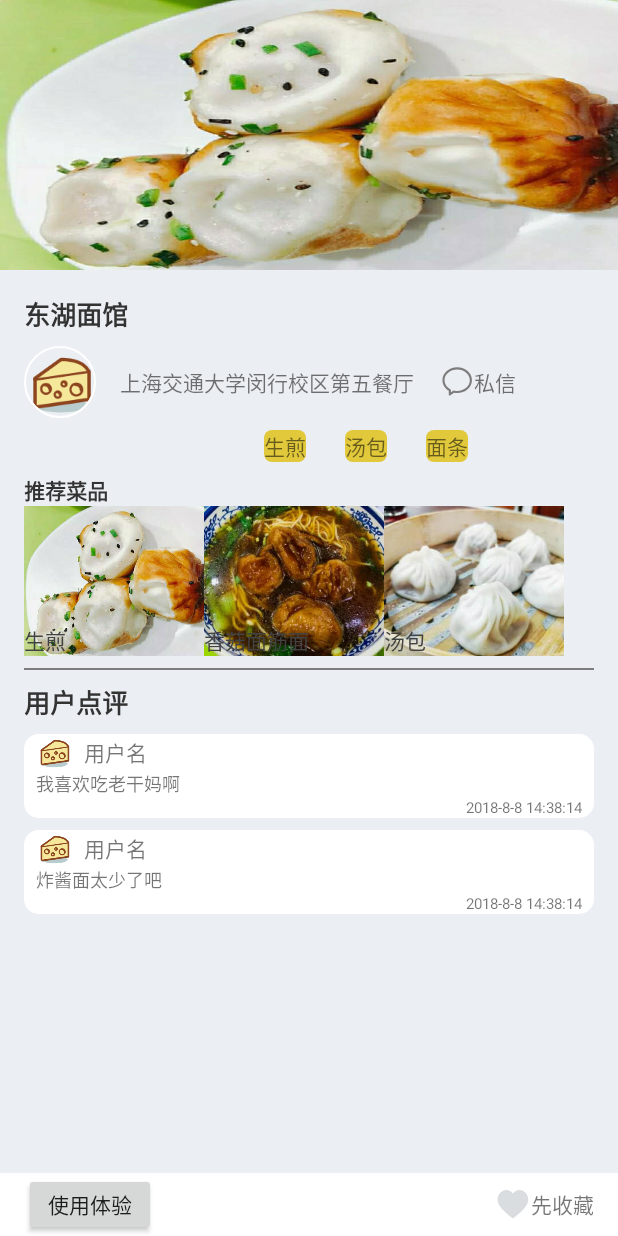
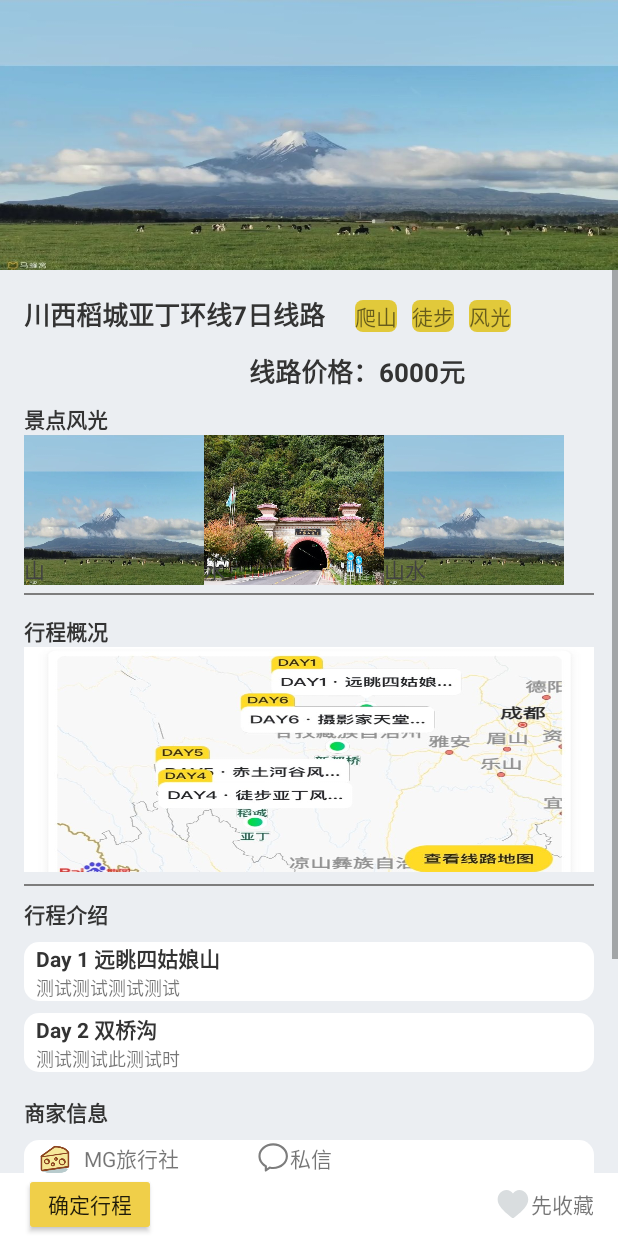
Before and after one commit to f1amingo/ATour, an Android app: the TourDetailsActivity screen opened directly, with no data from a screen before it, on a phone screen of 412 x 824 dp. Run offline under Robolectric (Android 15) with nearby library versions, the phone set to English and light mode, and no system bars; our stand-ins replace CircleImageView; libraries missing offline, so code that uses them is left out: com.facebook.drawee; plain views replace RoundedImageView.

Commit message:
tourdetails  demo

```diff
--- a/app/src/main/res/layout/activity_tour_details.xml
+++ b/app/src/main/res/layout/activity_tour_details.xml
@@ -8,7 +8,7 @@
     <LinearLayout
         android:layout_width="match_parent"
         android:layout_height="180dp"
-        android:background="@drawable/restaurant"
+        android:background="@drawable/tourdemo"
         android:orientation="vertical">
 
         <LinearLayout
@@ -18,70 +18,6 @@
             android:layout_marginTop="@dimen/dp_16"
             android:paddingLeft="@dimen/dp_16"
             android:paddingRight="@dimen/dp_16">
-
-            <!--            <RelativeLayout-->
-            <!--                android:layout_width="0dp"-->
-            <!--                android:layout_height="match_parent"-->
-            <!--                android:layout_weight="1"-->
-            <!--                android:orientation="vertical">-->
-            <!--            </RelativeLayout>-->
-            <!--                <TextView-->
-            <!--                    style="@style/DocDetailsItemTitle"-->
-            <!--                    android:layout_width="wrap_content"-->
-            <!--                    android:layout_height="wrap_content"-->
-            <!--                    android:lines="2"-->
-            <!--                    android:text="这个位置是资料标题，字数这么多应该够的吧" />-->
-
-            <!--                <LinearLayout-->
-            <!--                    android:layout_width="wrap_content"-->
-            <!--                    android:layout_height="wrap_content"-->
-            <!--                    android:layout_alignParentBottom="true">-->
-
-            <!--                    <TextView-->
-            <!--                        android:layout_width="wrap_content"-->
-            <!--                        android:layout_height="wrap_content"-->
-            <!--                        android:layout_marginRight="16dp"-->
-            <!--                        android:background="@drawable/z_shape_doc_tag"-->
-            <!--                        android:paddingBottom="4dp"-->
-            <!--                        android:paddingLeft="8dp"-->
-            <!--                        android:paddingRight="8dp"-->
-            <!--                        android:paddingTop="4dp"-->
-            <!--                        android:text="标签一" />-->
-
-            <!--                    <TextView-->
-            <!--                        android:layout_width="wrap_content"-->
-            <!--                        android:layout_height="wrap_content"-->
-            <!--                        android:layout_marginRight="16dp"-->
-            <!--                        android:background="@drawable/z_shape_doc_tag"-->
-            <!--                        android:paddingBottom="4dp"-->
-            <!--                        android:paddingLeft="8dp"-->
-            <!--                        android:paddingRight="8dp"-->
-            <!--                        android:paddingTop="4dp"-->
-            <!--                        android:text="标签二" />-->
-
-            <!--                    <TextView-->
-            <!--                        android:layout_width="wrap_content"-->
-            <!--                        android:layout_height="wrap_content"-->
-            <!--                        android:background="@drawable/z_shape_doc_tag"-->
-            <!--                        android:paddingBottom="4dp"-->
-            <!--                        android:paddingLeft="8dp"-->
-            <!--                        android:paddingRight="8dp"-->
-            <!--                        android:paddingTop="4dp"-->
-            <!--                        android:text="标签三" />-->
-
-            <!--                </LinearLayout>-->
-
-
-
-            <!--            <com.makeramen.roundedimageview.RoundedImageView-->
-            <!--                android:layout_width="80dp"-->
-            <!--                android:layout_height="80dp"-->
-            <!--                android:layout_marginLeft="@dimen/dp_16"-->
-            <!--                android:background="@drawable/z_radius_10_white"-->
-            <!--                android:src="@drawable/ic_book_placeholder"-->
-            <!--                app:riv_border_color="@color/white_parent"-->
-            <!--                app:riv_border_width="1dp"-->
-            <!--                app:riv_corner_radius="5dp" />-->
 
         </LinearLayout>
 
@@ -98,76 +34,56 @@
             android:layout_height="match_parent"
             android:orientation="vertical"
             android:padding="@dimen/dp_16">
-
+            <LinearLayout
+                android:layout_width="match_parent"
+                android:layout_height="30dp"
+                >
             <TextView
                 style="@style/DocDetailsItemTitle"
                 android:layout_width="wrap_content"
                 android:layout_height="wrap_content"
-                android:text="东湖面馆">
+                android:text="川西稻城亚丁环线7日线路">
             </TextView>
+
+                <TextView
+                    android:layout_width="wrap_content"
+                    android:layout_height="wrap_content"
+                    android:layout_marginLeft="20dp"
+                    android:background="@drawable/z_shape_person_tag"
+                    android:text="爬山" />
+
+                <TextView
+                    android:layout_width="wrap_content"
+                    android:layout_height="wrap_content"
+                    android:layout_marginLeft="10dp"
+                    android:background="@drawable/z_shape_person_tag"
+                    android:text="徒步" />
+
+                <TextView
+                    android:layout_width="wrap_content"
+                    android:layout_height="wrap_content"
+                    android:layout_marginLeft="10dp"
+                    android:background="@drawable/z_shape_person_tag"
+                    android:text="风光" />
+            </LinearLayout>
             <LinearLayout
                 android:layout_width="match_parent"
                 android:layout_height="wrap_content"
                 android:layout_marginTop="8dp"
                 android:gravity="center_vertical">
 
-                <de.hdodenhof.circleimageview.CircleImageView
-                    android:layout_width="48dp"
-                    android:layout_height="48dp"
-                    android:src="@drawable/ic_cheese"
-                    app:civ_border_color="@color/white"
-                    app:civ_border_width="1dp" />
+
 
                 <TextView
+                    style="@style/DocDetailsItemTitle"
                     android:layout_width="wrap_content"
                     android:layout_height="wrap_content"
-                    android:layout_marginLeft="@dimen/dp_16"
+                    android:layout_marginLeft="150dp"
                     android:layout_marginRight="@dimen/dp_16"
-                    android:text="上海交通大学闵行校区第五餐厅" />
-                <ImageView
-                    android:id="@+id/z_img_chat_docDetails"
-                    android:layout_width="wrap_content"
-                    android:layout_height="wrap_content"
-                    android:src="@drawable/ic_chat" />
-
-                <TextView
-                    android:layout_width="wrap_content"
-                    android:layout_height="wrap_content"
-                    android:layout_below="@id/z_img_chat_docDetails"
-                    android:text="私信" />
-            </LinearLayout>
-            <LinearLayout
-                android:layout_width="match_parent"
-                android:layout_height="wrap_content"
-                android:layout_marginTop="8dp"
-
-                android:gravity="center_vertical">
-                <TextView
-                    android:layout_width="wrap_content"
-                    android:layout_height="wrap_content"
-                    android:layout_marginLeft="160dp"
-                    android:background="@drawable/z_shape_person_tag"
-                    android:text="生煎" />
-
-                <TextView
-                    android:layout_width="wrap_content"
-                    android:layout_height="wrap_content"
-                    android:layout_marginLeft="26dp"
-                    android:background="@drawable/z_shape_person_tag"
-                    android:text="汤包" />
-
-                <TextView
-                    android:layout_width="wrap_content"
-                    android:layout_height="wrap_content"
-                    android:layout_marginLeft="26dp"
-                    android:background="@drawable/z_shape_person_tag"
-                    android:text="面条" />
-
-
-
-
+                    android:text="线路价格：6000元" />
 
             </LinearLayout>
+
 
             <!--            <TextView-->
             <!--                android:layout_width="match_parent"-->
@@ -186,7 +102,7 @@
                 android:layout_width="wrap_content"
                 android:layout_height="wrap_content"
                 android:layout_marginTop="8dp"
-                android:text="推荐菜品"
+                android:text="景点风光"
                 android:textColor="@color/text_dark"
                 android:textStyle="bold" />
             <LinearLayout
@@ -196,55 +112,57 @@
                 <FrameLayout
                     android:layout_width="120dp"
                     android:layout_height="match_parent"
-                    android:background="@drawable/restaurant">
+                    android:background="@drawable/tourdemo">
                     <TextView
                         android:layout_width="wrap_content"
                         android:layout_height="wrap_content"
                         android:layout_gravity="bottom"
-                        android:text="生煎"
+                        android:text="山"
                         android:textColor="@color/cardview_dark_background"/>
                 </FrameLayout>
                 <FrameLayout
                     android:layout_width="120dp"
                     android:layout_height="match_parent"
-                    android:background="@drawable/food2">
+                    android:background="@drawable/spotdemo">
                     <TextView
                         android:layout_width="wrap_content"
                         android:layout_height="wrap_content"
                         android:layout_gravity="bottom"
-                        android:text="香菇面筋面"
+                        android:text="水"
                         android:textColor="@color/cardview_dark_background"/>
                 </FrameLayout>
                 <FrameLayout
                     android:layout_width="120dp"
                     android:layout_height="match_parent"
-                    android:background="@drawable/food3">
+                    android:background="@drawable/tourdemo">
                     <TextView
                         android:layout_width="wrap_content"
                         android:layout_height="wrap_content"
                         android:layout_gravity="bottom"
-                        android:text="汤包"
+                        android:text="山水"
                         android:textColor="@color/cardview_dark_background"/>
                 </FrameLayout>
             </LinearLayout>
-            <!--            <TextView-->
-            <!--                android:layout_width="match_parent"-->
-            <!--                android:layout_height="wrap_content"-->
-            <!--                android:text="本资料包括阿萨德科技阿拉斯加的拉克丝，从什么什么等方面加速减肥理解奥斯卡发" />-->
 
-            <!--            <TextView-->
-            <!--                android:layout_width="wrap_content"-->
-            <!--                android:layout_height="wrap_content"-->
-            <!--                android:layout_marginTop="8dp"-->
-            <!--                android:text="适用范围"-->
-            <!--                android:textColor="@color/text_dark"-->
-            <!--                android:textStyle="bold" />-->
+            <View
+                android:layout_width="match_parent"
+                android:layout_height="1dp"
+                android:layout_marginBottom="5dp"
+                android:layout_marginTop="5dp"
+                android:background="@color/icon_gray" />
+            <TextView
+                android:layout_width="wrap_content"
+                android:layout_height="wrap_content"
+                android:layout_marginTop="8dp"
+                android:text="行程概况"
+                android:textColor="@color/text_dark"
+                android:textStyle="bold" />
 
-            <!--            <TextView-->
-            <!--                android:layout_width="match_parent"-->
-            <!--                android:layout_height="wrap_content"-->
-            <!--                android:text="本资料包括阿萨德科技阿拉斯加的拉克丝，从什么什么等方面加速减肥理解奥斯卡发" />-->
 
+            <LinearLayout
+                android:layout_width="match_parent"
+                android:layout_height="150dp"
+                android:background="@drawable/mapdemo" />
 
             <View
                 android:layout_width="match_parent"
@@ -254,11 +172,136 @@
                 android:background="@color/icon_gray" />
 
             <TextView
-                style="@style/DocDetailsItemTitle"
+                android:textStyle="bold"
+                android:textColor="@color/text_dark"
                 android:layout_width="wrap_content"
                 android:layout_height="wrap_content"
                 android:layout_marginBottom="8dp"
-                android:text="用户点评" />
+                android:text="行程介绍" />
+
+            <LinearLayout
+                android:layout_width="match_parent"
+                android:layout_height="wrap_content"
+                android:background="@drawable/z_white_10"
+                android:orientation="vertical"
+                android:paddingLeft="8dp"
+                android:paddingRight="8dp">
+
+                <LinearLayout
+                    android:layout_width="wrap_content"
+                    android:layout_height="wrap_content"
+                    android:gravity="center">
+
+                    <TextView
+                        android:layout_width="wrap_content"
+                        android:layout_height="wrap_content"
+                        android:text="Day 1 远眺四姑娘山"
+                        android:textColor="@color/text_dark"
+                        android:textStyle="bold"/>
+
+                </LinearLayout>
+
+                <TextView
+                    android:layout_width="wrap_content"
+                    android:layout_height="wrap_content"
+                    android:text="测试测试测试测试"
+                    android:textSize="12sp" />
+
+
+            </LinearLayout>
+
+            <LinearLayout
+                android:layout_width="match_parent"
+                android:layout_height="wrap_content"
+                android:layout_marginBottom="16dp"
+                android:layout_marginTop="8dp"
+                android:background="@drawable/z_white_10"
+                android:orientation="vertical"
+                android:paddingLeft="8dp"
+                android:paddingRight="8dp">
+
+                <LinearLayout
+                    android:layout_width="wrap_content"
+                    android:layout_height="wrap_content"
+                    android:gravity="center">
+
+
+
+                    <TextView
+                        android:layout_width="wrap_content"
+                        android:layout_height="wrap_content"
+                        android:text="Day 2 双桥沟"
+                        android:textColor="@color/text_dark"
+                        android:textStyle="bold"/>
+
+                </LinearLayout>
+
+                <TextView
+                    android:layout_width="wrap_content"
+                    android:layout_height="wrap_content"
+                    android:text="测试测试此测试时"
+                    android:textSize="12sp" />
+
+
+            </LinearLayout>
+            <TextView
+                android:textStyle="bold"
+                android:textColor="@color/text_dark"
+                android:layout_width="wrap_content"
+                android:layout_height="wrap_content"
+                android:layout_marginBottom="8dp"
+                android:text="商家信息" />
+            <LinearLayout
+                android:layout_width="match_parent"
+                android:layout_height="wrap_content"
+                android:background="@drawable/z_white_10"
+                android:orientation="vertical"
+                android:paddingLeft="8dp"
+                android:paddingRight="8dp">
+
+                <LinearLayout
+                    android:layout_width="wrap_content"
+                    android:layout_height="wrap_content"
+                    android:gravity="center">
+
+                    <de.hdodenhof.circleimageview.CircleImageView
+                        android:layout_width="24dp"
+                        android:layout_height="24dp"
+                        android:layout_marginRight="8dp"
+                        android:src="@drawable/ic_cheese" />
+
+                    <TextView
+                        android:layout_width="wrap_content"
+                        android:layout_height="wrap_content"
+                        android:text="MG旅行社" />
+                    <ImageView
+                        android:id="@+id/z_img_chat_docDetails"
+                        android:layout_width="wrap_content"
+                        android:layout_height="wrap_content"
+                        android:layout_marginLeft="50dp"
+                        android:src="@drawable/ic_chat" />
+
+                    <TextView
+                        android:layout_width="wrap_content"
+                        android:layout_height="wrap_content"
+                        android:layout_below="@id/z_img_chat_docDetails"
+                        android:text="私信" />
+                </LinearLayout>
+
+                <TextView
+                    android:layout_width="wrap_content"
+                    android:layout_height="wrap_content"
+                    android:text="平台认证商家"
+                    android:textSize="12sp" />
+
+            </LinearLayout>
+            <TextView
+                android:layout_width="wrap_content"
+                android:layout_height="wrap_content"
+                android:layout_marginTop="8dp"
+                android:text="用户评价"
+                android:textColor="@color/text_dark"
+                android:textStyle="bold" />
 
             <LinearLayout
                 android:layout_width="match_parent"
@@ -289,59 +332,36 @@
                 <TextView
                     android:layout_width="wrap_content"
                     android:layout_height="wrap_content"
-                    android:text="我喜欢吃老干妈啊"
+                    android:text="好玩好玩好玩"
                     android:textSize="12sp" />
-
-                <TextView
-                    android:layout_width="match_parent"
-                    android:layout_height="wrap_content"
-                    android:gravity="right"
-                    android:text="2018-8-8 14:38:14"
-                    android:textSize="10sp" />
-
             </LinearLayout>
-
+            <TextView
+                android:layout_width="wrap_content"
+                android:layout_height="wrap_content"
+                android:layout_marginTop="8dp"
+                android:text="套餐类型"
+                android:textColor="@color/text_dark"
+                android:textStyle="bold" />
             <LinearLayout
                 android:layout_width="match_parent"
-                android:layout_height="wrap_content"
-                android:layout_marginBottom="16dp"
-                android:layout_marginTop="8dp"
-                android:background="@drawable/z_white_10"
-                android:orientation="vertical"
-                android:paddingLeft="8dp"
-                android:paddingRight="8dp">
-
-                <LinearLayout
+                android:layout_height="50dp"
+                android:orientation="horizontal">
+            <Button
+                android:layout_width="wrap_content"
+                android:layout_height="match_parent"
+                android:text="12月6日"/>.
+                <Button
                     android:layout_width="wrap_content"
-                    android:layout_height="wrap_content"
-                    android:gravity="center">
-
-                    <de.hdodenhof.circleimageview.CircleImageView
-                        android:layout_width="24dp"
-                        android:layout_height="24dp"
-                        android:layout_marginRight="8dp"
-                        android:src="@drawable/ic_cheese" />
-
-                    <TextView
-                        android:layout_width="wrap_content"
-                        android:layout_height="wrap_content"
-                        android:text="用户名" />
-
-                </LinearLayout>
-
-                <TextView
+                    android:layout_height="match_parent"
+                    android:text="12月7日"/>.
+                <Button
                     android:layout_width="wrap_content"
-                    android:layout_height="wrap_content"
-                    android:text="炸酱面太少了吧"
-                    android:textSize="12sp" />
-
-                <TextView
-                    android:layout_width="match_parent"
-                    android:layout_height="wrap_content"
-                    android:gravity="right"
-                    android:text="2018-8-8 14:38:14"
-                    android:textSize="10sp" />
-
+                    android:layout_height="match_parent"
+                    android:text="12月8日"/>.
+                <Button
+                    android:layout_width="wrap_content"
+                    android:layout_height="match_parent"
+                    android:text="12月9日"/>.
             </LinearLayout>
 
         </LinearLayout>
@@ -358,7 +378,8 @@
         <Button
             android:layout_width="wrap_content"
             android:layout_height="match_parent"
-            android:text="使用体验" />
+            android:backgroundTint="@color/color_main"
+            android:text="确定行程" />
 
         <!--        <Button-->
         <!--            android:layout_width="wrap_content"-->
```
Also changed, not shown: app/src/main/java/com/sanwei/sanwei4a/activity/HotelDetailsActivity.kt (+4 -4 lines), app/src/main/res/drawable/mapdemo.jpg (added), app/src/main/res/drawable/spotdemo.jpg (added), app/src/main/res/drawable/tourdemo.jpg (added).
